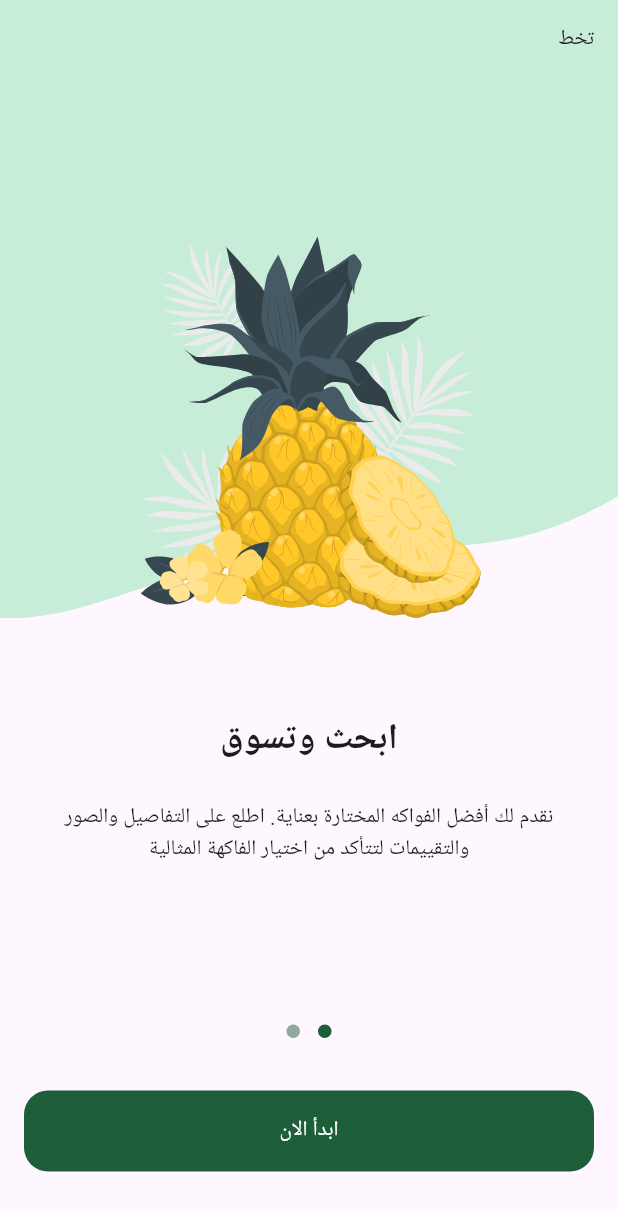
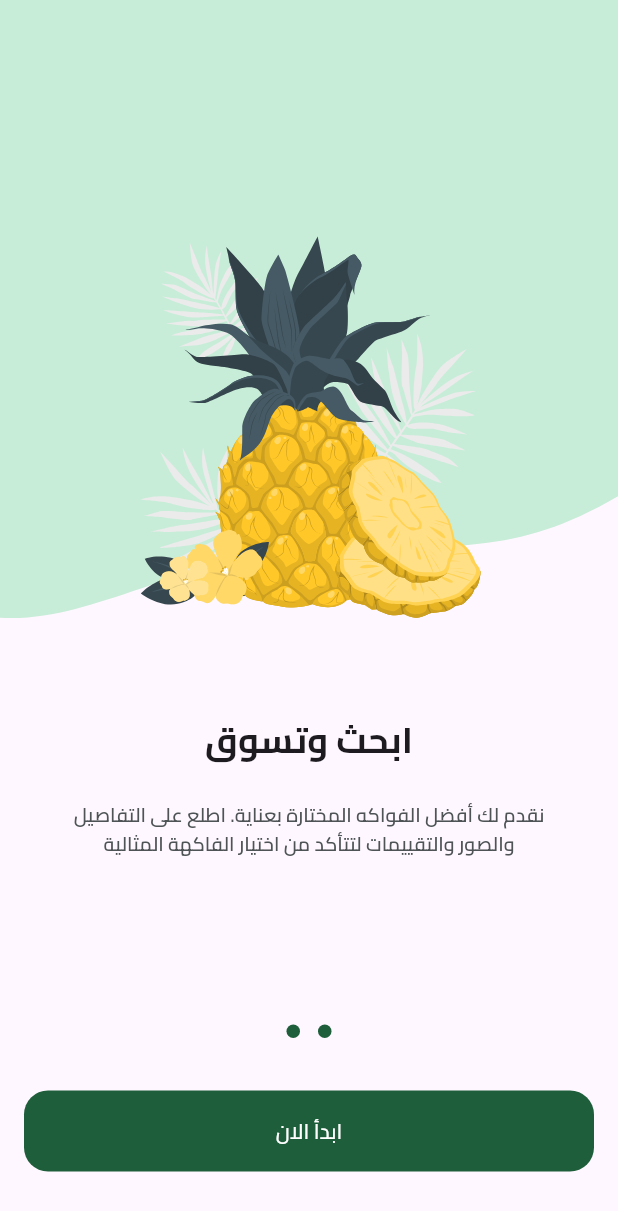
Before and after one commit to Hashem02-it/fruits_app, a Flutter app: the screen it shows after launch, swiped to page 2, on a phone screen of 412 x 824 dp. Shown: the top 1211 px of the screen. Run offline on Flutter 3.47's test engine with Material 3 defaults, Android fonts, the phone set to English and light mode, and no system bars; drawn by our look-alikes of dots_indicator; our stand-ins replace flutter_svg.

```diff
--- a/lib/core/helper_functions/on_generate_routes.dart
+++ b/lib/core/helper_functions/on_generate_routes.dart
@@ -1,4 +1,5 @@
 import 'package:flutter/material.dart';
+import 'package:fruits_app/features/auth/login_view.dart';
 import 'package:fruits_app/features/splash/presentation/views/on_boarding/presentation/views/on_boarding.dart';
 import 'package:fruits_app/features/splash/presentation/views/splash_view.dart';
 
@@ -6,6 +7,8 @@ Route<dynamic> onGenerateRoute(RouteSettings settings) {
   switch (settings.name) {
     case SplashView.routeName:
       return MaterialPageRoute(builder: (context) => const SplashView());
+    case LoginView.routeName:
+      return MaterialPageRoute(builder: (context) => const LoginView());
 
     case OnBoardingView.routeName:
       return MaterialPageRoute(builder: (context) => const OnBoardingView());
--- a/lib/core/utils/app_colors.dart
+++ b/lib/core/utils/app_colors.dart
@@ -2,4 +2,5 @@ import 'package:flutter/material.dart';
 
 abstract class AppColors {
   static const Color primaryColor = Color(0xFF1F5E3B);
+  static const Color seconderyColor = Color(0xFFF4A91F);
 }
--- /dev/null
+++ b/lib/core/utils/app_text_styles.dart
@@ -0,0 +1,71 @@
+import 'package:flutter/material.dart';
+
+abstract class TextStyles {
+  static const TextStyle bold13 = TextStyle(
+    fontWeight: FontWeight.bold,
+    fontSize: 13,
+  );
+
+  static const TextStyle semiBold13 = TextStyle(
+    fontWeight: FontWeight.w600,
+    fontSize: 13,
+  );
+
+  static const TextStyle regular13 = TextStyle(
+    fontWeight: FontWeight.normal,
+    fontSize: 13,
+  );
+
+  static const TextStyle bold16 = TextStyle(
+    fontWeight: FontWeight.bold,
+    fontSize: 16,
+  );
+
+  static const TextStyle bold23 = TextStyle(
+    fontWeight: FontWeight.bold,
+    fontSize: 23,
+  );
+  static const TextStyle bold19 = TextStyle(
+    fontWeight: FontWeight.bold,
+    fontSize: 19,
+  );
+
+  static const TextStyle semiBold16 = TextStyle(
+    fontWeight: FontWeight.w600,
+    fontSize: 16,
+  );
+
+  static const TextStyle bold28 = TextStyle(
+    fontWeight: FontWeight.bold,
+    fontSize: 28,
+  );
+
+  static const TextStyle regular22 = TextStyle(
+    fontWeight: FontWeight.normal,
+    fontSize: 22,
+  );
+
+  static const TextStyle semiBold11 = TextStyle(
+    fontWeight: FontWeight.w600,
+    fontSize: 11,
+  );
+
+  static const TextStyle medium15 = TextStyle(
+    fontWeight: FontWeight.w500,
+    fontSize: 15,
+  );
+
+  static const TextStyle regular26 = TextStyle(
+    fontWeight: FontWeight.normal,
+    fontSize: 26,
+  );
+
+  static const TextStyle regular16 = TextStyle(
+    fontWeight: FontWeight.normal,
+    fontSize: 16,
+  );
+  static const TextStyle regular11 = TextStyle(
+    fontWeight: FontWeight.normal,
+    fontSize: 11,
+  );
+}
--- /dev/null
+++ b/lib/features/auth/login_view.dart
@@ -0,0 +1,11 @@
+import 'package:flutter/material.dart';
+
+class LoginView extends StatelessWidget {
+  const LoginView({super.key});
+
+  static const String routeName = 'LoginView';
+  @override
+  Widget build(BuildContext context) {
+    return const Placeholder();
+  }
+}
--- a/lib/features/splash/presentation/views/widgets/onboarding_pageview.dart
+++ b/lib/features/splash/presentation/views/widgets/onboarding_pageview.dart
@@ -1,15 +1,20 @@
 import 'package:flutter/material.dart';
+import 'package:fruits_app/core/utils/app_colors.dart';
 import 'package:fruits_app/core/utils/app_images.dart';
+import 'package:fruits_app/core/utils/app_text_styles.dart';
 import 'package:fruits_app/features/splash/presentation/views/widgets/pageitem_view.dart';
 
 class OnboardingPageview extends StatelessWidget {
-  const OnboardingPageview({super.key});
+  const OnboardingPageview({super.key, required this.pageController});
 
+  final PageController pageController;
   @override
   Widget build(BuildContext context) {
     return PageView(
+      controller: pageController,
       children: [
         PageitemView(
+          isVisible: true,
           image: Assets.assetsImagesItemViewpage1Image,
           backgroungImage: Assets.assetsImagesItemViewpage1BackgroundImage,
           subTitle:
@@ -17,13 +22,25 @@ class OnboardingPageview extends StatelessWidget {
           title: Row(
             mainAxisAlignment: MainAxisAlignment.center,
             children: [
-              Text('مرحبًا بك في'),
-              Text('Fruit'),
-              Text('HUB'),
+              Text(
+                'مرحبًا بك في',
+                style: TextStyles.bold23,
+              ),
+              Text(
+                ' HUB',
+                style:
+                    TextStyles.bold23.copyWith(color: AppColors.seconderyColor),
+              ),
+              Text(
+                'Fruit',
+                style:
+                    TextStyles.bold23.copyWith(color: AppColors.primaryColor),
+              ),
             ],
           ),
         ),
         PageitemView(
+          isVisible: false,
           image: Assets.assetsImagesItemViewpage2Image,
           backgroungImage: Assets.assetsImagesItemViewpage2BackgroundImage,
           subTitle:
--- a/lib/features/splash/presentation/views/widgets/onboardingview_body.dart
+++ b/lib/features/splash/presentation/views/widgets/onboardingview_body.dart
@@ -2,30 +2,68 @@ import 'package:dots_indicator/dots_indicator.dart';
 import 'package:flutter/material.dart';
 import 'package:fruits_app/constants.dart';
 import 'package:fruits_app/core/utils/app_colors.dart';
+import 'package:fruits_app/features/auth/login_view.dart';
 import 'package:fruits_app/features/splash/presentation/views/widgets/onboarding_pageview.dart';
 import 'package:fruits_app/widgets/custom_button.dart';
 
-class OnBoardingViewBody extends StatelessWidget {
+class OnBoardingViewBody extends StatefulWidget {
   const OnBoardingViewBody({super.key});
 
   @override
+  State<OnBoardingViewBody> createState() => _OnBoardingViewBodyState();
+}
+
+class _OnBoardingViewBodyState extends State<OnBoardingViewBody> {
+  late PageController pageController;
+  var currentPage = 0;
+  @override
+  void initState() {
+    pageController = PageController();
+    pageController.addListener(() {
+      currentPage = pageController.page!.round();
+      setState(() {});
+    });
+    super.initState();
+  }
+
+  @override
+  void dispose() {
+    pageController.dispose();
+    super.dispose();
+  }
+
   Widget build(BuildContext context) {
     return Column(
       children: [
-        Expanded(child: OnboardingPageview()),
+        Expanded(
+            child: OnboardingPageview(
+          pageController: pageController,
+        )),
         DotsIndicator(
           dotsCount: 2,
           decorator: DotsDecorator(
             activeColor: AppColors.primaryColor,
-            color: AppColors.primaryColor.withOpacity(.5),
+            color: currentPage == 1
+                ? AppColors.primaryColor
+                : AppColors.primaryColor.withOpacity(.5),
           ),
         ),
         SizedBox(
           height: 29,
         ),
-        Padding(
-          padding: const EdgeInsets.symmetric(horizontal: kHorizantalPadding),
-          child: CustomButton(onPressed: () {}, text: 'ابدأ الان'),
+        Visibility(
+          maintainSize: true,
+          maintainAnimation: true,
+          maintainState: true,
+          visible: currentPage == 1 ? true : false,
+          child: Padding(
+            padding: const EdgeInsets.symmetric(horizontal: kHorizantalPadding),
+            child: CustomButton(
+                onPressed: () {
+                  Navigator.pushReplacementNamed(context, LoginView.routeName);
+                },
+                text: 'ابدأ الان'),
+          ),
         ),
         SizedBox(
           height: 43,
--- a/lib/features/splash/presentation/views/widgets/pageitem_view.dart
+++ b/lib/features/splash/presentation/views/widgets/pageitem_view.dart
@@ -1,18 +1,22 @@
 import 'package:flutter/material.dart';
 import 'package:flutter_svg/flutter_svg.dart';
-import 'package:fruits_app/core/utils/app_images.dart';
+import 'package:fruits_app/core/utils/app_text_styles.dart';
+import 'package:fruits_app/features/auth/login_view.dart';
 
 class PageitemView extends StatelessWidget {
-  const PageitemView(
-      {super.key,
-      required this.image,
-      required this.backgroungImage,
-      required this.subTitle,
-      required this.title});
+  const PageitemView({
+    super.key,
+    required this.image,
+    required this.backgroungImage,
+    required this.subTitle,
+    required this.title,
+    required this.isVisible,
+  });
 
   final String image, backgroungImage;
   final String subTitle;
   final Widget title;
+  final bool isVisible;
   @override
   Widget build(BuildContext context) {
     return Column(
@@ -36,9 +40,22 @@ class PageitemView extends StatelessWidget {
                   image,
                 ),
               ),
-              Padding(
-                padding: const EdgeInsets.all(16.0),
-                child: Text('تخط'),
+              Visibility(
+                visible: isVisible,
+                child: GestureDetector(
+                  onTap: () {
+                    Navigator.pushReplacementNamed(
+                        context, LoginView.routeName);
+                  },
+                  child: Padding(
+                    padding: const EdgeInsets.all(16.0),
+                    child: Text(
+                      'تخط',
+                      style: TextStyles.regular13
+                          .copyWith(color: Color(0xFF949D9E)),
+                    ),
+                  ),
+                ),
               ),
             ],
           ),
@@ -51,10 +68,11 @@ class PageitemView extends StatelessWidget {
           height: 24,
         ),
         Padding(
-          padding: const EdgeInsets.symmetric(horizontal: 16.0),
+          padding: const EdgeInsets.symmetric(horizontal: 37.0),
           child: Text(
             subTitle,
             textAlign: TextAlign.center,
+            style: TextStyles.semiBold13.copyWith(color: Color(0xFF4E5456)),
           ),
         ),
       ],
--- a/lib/main.dart
+++ b/lib/main.dart
@@ -16,6 +16,9 @@ class FrtuitHub extends StatelessWidget {
   @override
   Widget build(BuildContext context) {
     return MaterialApp(
+      theme: ThemeData(
+        fontFamily: 'Cairo',
+      ),
       localizationsDelegates: [
         S.delegate,
         GlobalMaterialLocalizations.delegate,
```
Also changed, not shown: pubspec.yaml (+13 -12 lines), fonts/Cairo-Bold.ttf (added), fonts/Cairo-Medium.ttf (added), fonts/Cairo-Regular.ttf (added), fonts/Cairo-SemiBold.ttf (added).
